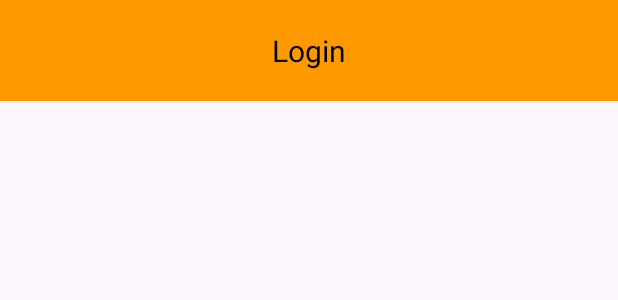
After one commit to dustin-nguyen/AmazonApp, an Android app: the layout fragment_login.xml on its own in the app's theme, with its tools: preview values and no code run, on a phone screen of 412 x 824 dp. The commit adds this screen. Shown: the top 300 px of the screen. Run offline under Robolectric (Android 15) with nearby library versions, the phone set to English and light mode, and no system bars.

Commit message:
init Login Activity and Login, SignUp fragment

```diff
--- a/app/src/main/java/com/learn/amazonapp/view/activity/SplashScreenActivity.kt
+++ b/app/src/main/java/com/learn/amazonapp/view/activity/SplashScreenActivity.kt
@@ -36,7 +36,7 @@ class SplashScreenActivity : AppCompatActivity() {
     private fun checkLogin(): Boolean {
         val securedSharedPreferences = SharedPrefConstant.getSecuredSharedPref(this@SplashScreenActivity.applicationContext)
         val username = securedSharedPreferences.getString(SharedPrefConstant.USERNAME,"") ?:""
-        val password = securedSharedPreferences.getString(SharedPrefConstant.PASSWORD,"")
+        //val password = securedSharedPreferences.getString(SharedPrefConstant.PASSWORD,"")
         if(username == "")
             return false
         return true
--- a/app/src/main/res/layout/fragment_intro3.xml
+++ b/app/src/main/res/layout/fragment_intro3.xml
@@ -23,6 +23,7 @@
             app:layout_constraintEnd_toEndOf="parent"
             app:layout_constraintBottom_toBottomOf="parent"/>
         <Button
+            android:id="@+id/btn_join"
             android:textStyle="bold"
             android:layout_margin="@dimen/margin_20dp"
             android:layout_width="wrap_content"
--- /dev/null
+++ b/app/src/main/res/layout/fragment_login.xml
@@ -0,0 +1,21 @@
+<?xml version="1.0" encoding="utf-8"?>
+<androidx.constraintlayout.widget.ConstraintLayout xmlns:android="http://schemas.android.com/apk/res/android"
+    xmlns:tools="http://schemas.android.com/tools"
+    android:layout_width="match_parent"
+    android:layout_height="match_parent"
+    xmlns:app="http://schemas.android.com/apk/res-auto"
+    tools:context=".view.fragment.LoginFragment">
+
+    <!-- TODO: Update blank fragment layout -->
+    <TextView
+        android:textColor="@color/black"
+        android:background="@color/palette_orange"
+        android:textSize="@dimen/_20dp"
+        android:padding="@dimen/_20dp"
+        android:gravity="center"
+        android:layout_width="match_parent"
+        android:layout_height="wrap_content"
+        android:text="Login"
+        app:layout_constraintTop_toTopOf="parent"/>
+
+</androidx.constraintlayout.widget.ConstraintLayout>
```
Also changed, not shown: app/src/main/AndroidManifest.xml (+5 -4 lines), app/src/main/java/com/learn/amazonapp/view/activity/LoginActivity.kt (added, +40 -0 lines), app/src/main/java/com/learn/amazonapp/view/fragment/Intro3Fragment.kt (+19 -2 lines), app/src/main/java/com/learn/amazonapp/view/fragment/LoginFragment.kt (added, +30 -0 lines), app/src/main/java/com/learn/amazonapp/view/fragment/SignupFragment.kt (added, +30 -0 lines), app/src/main/res/layout/activity_login.xml (added, +26 -0 lines), app/src/main/res/layout/fragment_signup.xml (added, +14 -0 lines).
